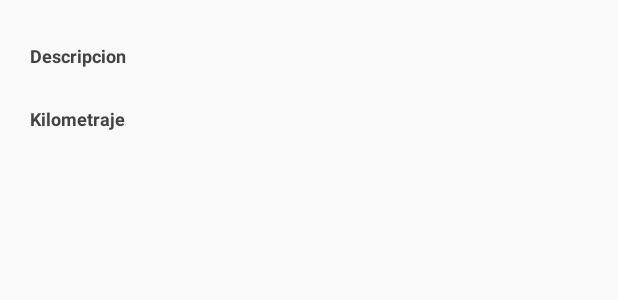
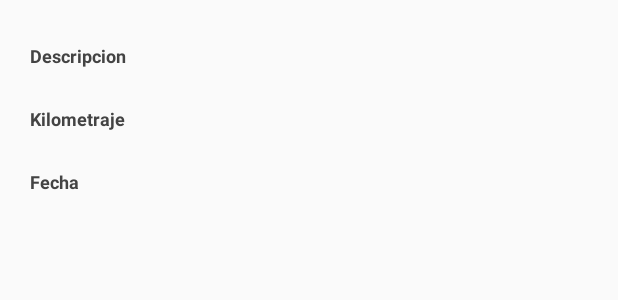
Before and after one commit to bgcastro/TFM, an Android app: the layout mantenimiento_item.xml on its own in the app's theme, with its tools: preview values and no code run, on a phone screen of 412 x 824 dp. Shown: the top 300 px of the screen. Run offline under Robolectric (Android 15) with nearby library versions, the phone set to English and light mode, and no system bars.

Commit message:
Mejorados los estados

```diff
--- a/app/src/main/java/es/uvigo/esei/bgcastro/tfm/DAO/MantenimientoDAO.java
+++ b/app/src/main/java/es/uvigo/esei/bgcastro/tfm/DAO/MantenimientoDAO.java
@@ -63,7 +63,6 @@ public class MantenimientoDAO extends VehiculoBD {
         contentValues.put(VehiculosSQLite.COL_DESCRIPCION, mantenimiento.getDescripcion());
         contentValues.put(VehiculosSQLite.COL_KILOMETRAJE_REPARACION, mantenimiento.getKilometrajeReparacion());
         contentValues.put(VehiculosSQLite.COL_FECHA, simpleDateFormat.format(mantenimiento.getFecha()));
-        contentValues.put(VehiculosSQLite.COL_ESTADO_SINCRONIZACION, mantenimiento.getEstadoSincronizacion());
 
         return bbdd.insert(VehiculosSQLite.TABLA_MANTENIMIENTOS,null,contentValues);
     }
--- a/app/src/main/java/es/uvigo/esei/bgcastro/tfm/DAO/VehiculosSQLite.java
+++ b/app/src/main/java/es/uvigo/esei/bgcastro/tfm/DAO/VehiculosSQLite.java
@@ -44,7 +44,6 @@ public class VehiculosSQLite extends SQLiteOpenHelper {
     public static final String COL_DESCRIPCION = "descripcion";
     public static final String COL_KILOMETRAJE_REPARACION = "kilometraje_reparacion";
     public static final String COL_FECHA = "reparacion";
-    public static final String COL_ESTADO_SINCRONIZACION = "sincronizacion";
 
     //Campos tabla reparaciones
     public static final String COL_ID_REPARACION = "_id";
@@ -80,7 +79,6 @@ public class VehiculosSQLite extends SQLiteOpenHelper {
             COL_DESCRIPCION + " TEXT, " +
             COL_KILOMETRAJE_REPARACION + " REAL, " +
             COL_FECHA + " DATE, " +
-            COL_ESTADO_SINCRONIZACION + " TEXT, " +
             " FOREIGN KEY (" + COL_ID_VEHICULO + ") REFERENCES " +
             TABLA_VEHICULOS + "(" + COL_ID + ") " +
             "ON DELETE CASCADE" + ")";
--- a/app/src/main/java/es/uvigo/esei/bgcastro/tfm/activitys/GestionReparacionesActivity.java
+++ b/app/src/main/java/es/uvigo/esei/bgcastro/tfm/activitys/GestionReparacionesActivity.java
@@ -12,6 +12,9 @@ import android.view.MenuItem;
 import android.widget.EditText;
 
 import org.joda.time.DateTime;
+
+import java.text.SimpleDateFormat;
+import java.util.Date;
 
 import es.uvigo.esei.bgcastro.tfm.R;
 import es.uvigo.esei.bgcastro.tfm.content_provider.MantenimientosContentProvider;
@@ -28,6 +31,7 @@ public class GestionReparacionesActivity extends BaseActivity {
     private Mantenimiento mantenimiento;
 
     private Reparacion reparacion;
+    private static SimpleDateFormat simpleDateFormat = new SimpleDateFormat("dd MM yyyy");
 
     private EditText editTextReparacion;
     private EditText editTextDescripcionReparacion;
@@ -237,6 +241,7 @@ public class GestionReparacionesActivity extends BaseActivity {
     private void actualizarEstado(){
         ContentValues contentValuesMantenimientos = new ContentValues();
         contentValuesMantenimientos.put(MantenimientosContentProvider.ESTADO_REPARACION,getString(R.string.fa_check));
+        contentValuesMantenimientos.put(MantenimientosContentProvider.FECHA, simpleDateFormat.format(new Date()));
 
         Uri uriMantenimiento = Uri.withAppendedPath(MantenimientosContentProvider.CONTENT_URI,Integer.toString(mantenimiento.getId()));
         getContentResolver().update(uriMantenimiento,contentValuesMantenimientos,null,null);
--- a/app/src/main/java/es/uvigo/esei/bgcastro/tfm/adapter/MantenimientoAdapter.java
+++ b/app/src/main/java/es/uvigo/esei/bgcastro/tfm/adapter/MantenimientoAdapter.java
@@ -58,7 +58,6 @@ public class MantenimientoAdapter extends ArrayAdapter<Mantenimiento> {
             mantenimientoViewHolder.getNombreMantenimientoItem().setText(mantenimiento.getNombre());
             mantenimientoViewHolder.getDescripcionMantenimientoItem().setText(mantenimiento.getDescripcion());
             mantenimientoViewHolder.getKilometrajeMantenimientoItem().setText(Float.toString(mantenimiento.getKilometrajeReparacion()));
-            mantenimientoViewHolder.getEstadoSincronizacion().setText(mantenimiento.getEstadoSincronizacion());
         }
 
         Typeface font = Typeface.createFromAsset(view.getContext().getAssets(), "fontawesome-webfont.ttf");
--- a/app/src/main/res/layout/mantenimiento_item.xml
+++ b/app/src/main/res/layout/mantenimiento_item.xml
@@ -56,4 +56,22 @@
         android:theme="@style/vehiculo_regular"
         android:paddingBottom="@dimen/mantenimiento_item_padding_bottom"/>
 
+    <TextView
+        android:id="@+id/tituloFechaMantenimientoItem"
+        android:layout_width="match_parent"
+        android:layout_height="wrap_content"
+        android:text="@string/fecha"
+        android:layout_below="@+id/kilometrajeMantenimientoItem"
+        android:layout_toRightOf="@id/estadoMantenimientoItem"
+        android:theme="@style/vehiculo_bold" />
+
+    <TextView
+        android:id="@+id/fechaMantenimientoItem"
+        android:layout_width="match_parent"
+        android:layout_height="wrap_content"
+        android:layout_below="@+id/tituloFechaMantenimientoItem"
+        android:layout_toRightOf="@id/estadoMantenimientoItem"
+        android:theme="@style/vehiculo_regular"
+        android:paddingBottom="@dimen/mantenimiento_item_padding_bottom"/>
+
 </RelativeLayout>
--- a/app/src/main/res/values/strings.xml
+++ b/app/src/main/res/values/strings.xml
@@ -75,4 +75,8 @@
     <string name="nombre_reparacion">Nombre de la reparación</string>
     <string name="referencia">REF1234</string>
     <string name="precioReparacion">Precio de la reparación</string>
+    <string name="fecha">Fecha</string>
+    <string name="dias">días)</string>
+    <string name="han_pasado">(Han pasado</string>
+    <string name="restrasado">(El mantenimiento se ha retrasado</string>
 </resources>
```
Also changed, not shown: app/src/main/java/es/uvigo/esei/bgcastro/tfm/activitys/GestionMantenimientosActivity.java (+36 -18 lines), app/src/main/java/es/uvigo/esei/bgcastro/tfm/activitys/MantenimientosActivity.java (+59 -12 lines), app/src/main/java/es/uvigo/esei/bgcastro/tfm/entitys/Mantenimiento.java (+1 -16 lines).
